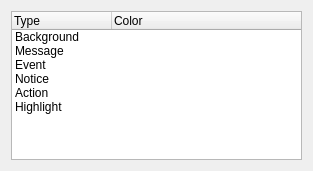
communi/communi-desktop, file examples/desktop/src/wizard/colorswizardpage.ui: the form before one commit.
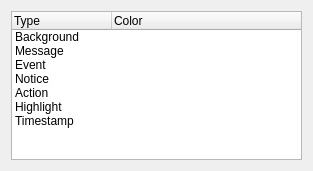
The form after the commit. Custom widgets are drawn as their Qt base class.

Commit message: Timestamp formatting

The edit to the form file:
```diff
--- a/examples/desktop/src/wizard/colorswizardpage.ui
+++ b/examples/desktop/src/wizard/colorswizardpage.ui
@@ -89,6 +89,14 @@
        <set>ItemIsSelectable|ItemIsEditable|ItemIsEnabled</set>
       </property>
      </item>
+     <item>
+      <property name="text">
+       <string>Timestamp</string>
+      </property>
+      <property name="flags">
+       <set>ItemIsSelectable|ItemIsEditable|ItemIsEnabled</set>
+      </property>
+     </item>
     </widget>
    </item>
   </layout>
```
The commit also changes 7 other files.
